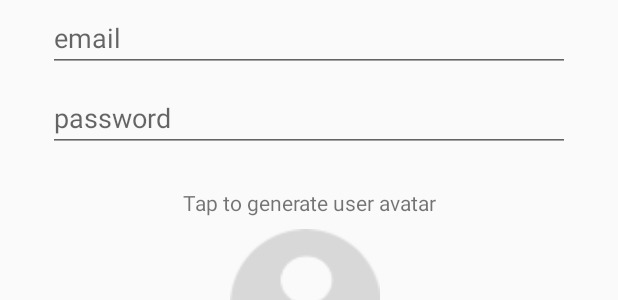
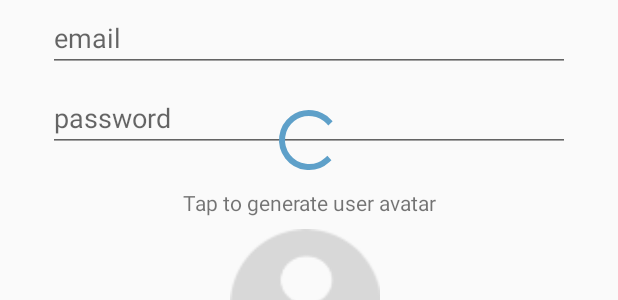
Before and after one commit to truongnmt/chit-chat, an Android app: the layout activity_create_user.xml on its own in the app's theme, with its tools: preview values and no code run, on a phone screen of 412 x 824 dp. Shown: the part 124-424 px from the top of the screen. Run offline under Robolectric (Android 15) with nearby library versions, the phone set to English and light mode, and no system bars.

Commit message:
Add spinner, broadcast User data change

```diff
--- a/app/src/main/java/com/example/truongnm/smack/Utilities/Constants.kt
+++ b/app/src/main/java/com/example/truongnm/smack/Utilities/Constants.kt
@@ -4,3 +4,6 @@ const val BASE_URL = "https://stronglong-chat-api.herokuapp.com/v1/"
 const val URL_REGISTER = "${BASE_URL}account/register"
 const val URL_LOGIN = "${BASE_URL}account/login"
 const val URL_CREATE_USER = "${BASE_URL}user/add"
+
+// Broadcast Constants
+const val BROADCAST_USER_DATA_CHANGE = "BROADCAST_USER_DATA_CHANGE"
--- a/app/src/main/res/layout/activity_create_user.xml
+++ b/app/src/main/res/layout/activity_create_user.xml
@@ -109,4 +109,16 @@
         app:layout_constraintEnd_toEndOf="parent"
         app:layout_constraintHorizontal_bias="0.5"
         app:layout_constraintStart_toStartOf="parent" />
+
+    <ProgressBar
+        android:id="@+id/createSpinner"
+        style="?android:attr/progressBarStyle"
+        android:layout_width="wrap_content"
+        android:layout_height="wrap_content"
+        android:layout_marginBottom="8dp"
+        android:layout_marginEnd="8dp"
+        android:layout_marginStart="8dp"
+        app:layout_constraintBottom_toTopOf="@+id/textView2"
+        app:layout_constraintEnd_toEndOf="parent"
+        app:layout_constraintStart_toStartOf="parent" />
 </android.support.constraint.ConstraintLayout>
```
Also changed, not shown: app/src/main/java/com/example/truongnm/smack/Controller/CreateUserActivity.kt (+46 -10 lines).
